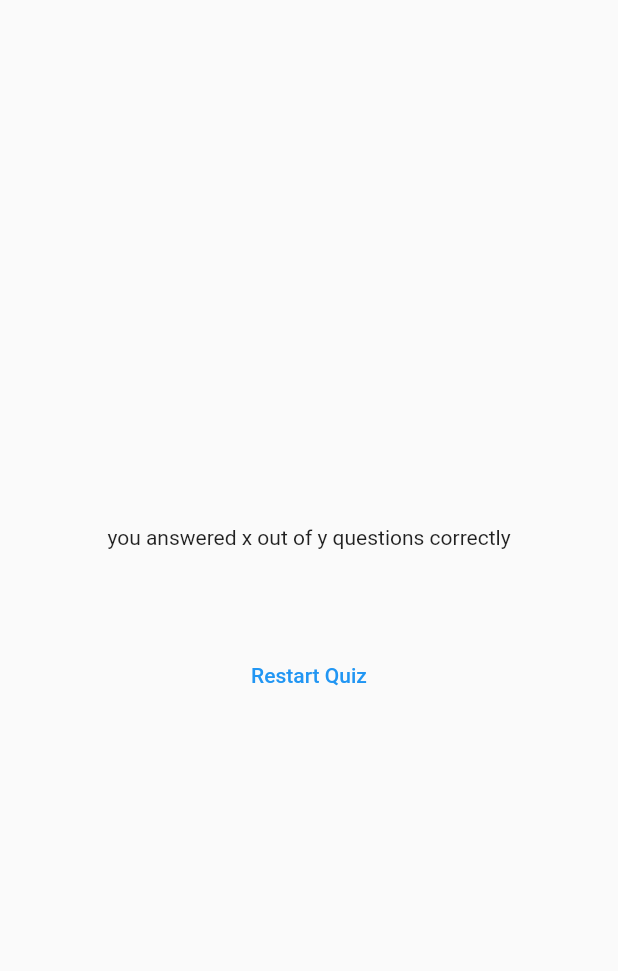
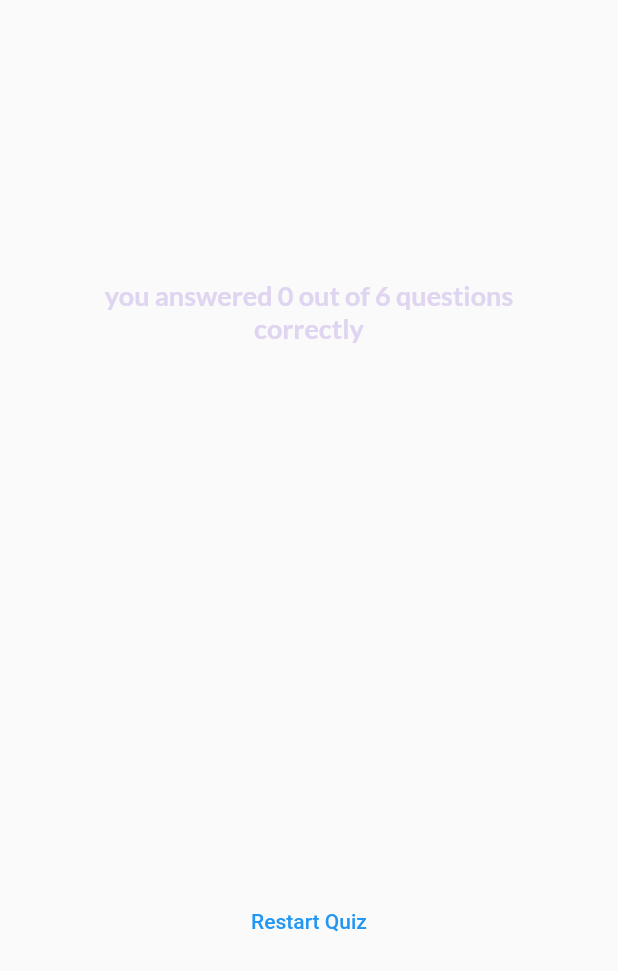
Before and after one commit to dimon-ton/flutter_udemy_section2, a Flutter app: the ResultScreen widget shown alone on an empty page, opened directly with empty values, on a phone screen of 412 x 824 dp. Shown: the top 971 px of the screen. Run offline on Flutter 3.47's test engine with Material 2 defaults, Android fonts, the phone set to English and light mode, and no system bars; our stand-ins replace google_fonts.

Commit message:
I am doing an assignment 1

```diff
--- a/lib/questions_summary.dart
+++ b/lib/questions_summary.dart
@@ -5,7 +5,10 @@ class QuestionsSummary extends StatelessWidget {
   final List<Map<String, Object>> summaryData;
   @override
   Widget build(BuildContext context) {
-    return Column(
+    return SizedBox(
+      height: 300,
+      child: SingleChildScrollView(
+        child: Column(
           children: summaryData.map((data) {
             return Row(
               children: [
@@ -25,6 +28,8 @@ class QuestionsSummary extends StatelessWidget {
               ],
             );
           }).toList(),
+        ),
+      ),
     );
   }
 }
--- a/lib/result_screen.dart
+++ b/lib/result_screen.dart
@@ -1,6 +1,7 @@
 import 'package:adv_basics/data/question.dart';
 import 'package:flutter/material.dart';
 import 'package:adv_basics/questions_summary.dart';
+import 'package:google_fonts/google_fonts.dart';
 
 class ResultScreen extends StatelessWidget {
   const ResultScreen({super.key, required this.chosenAnswers});
@@ -25,6 +26,12 @@ class ResultScreen extends StatelessWidget {
 
   @override
   Widget build(BuildContext context) {
+    final summaryData = getSummaryData();
+    final numTotalQuestions = questions.length;
+    final numCorrectQuestions = summaryData.where((data) {
+      return data['user_answer'] == data['correct_answer'];
+    }).length;
+
     return SizedBox(
       width: double.infinity,
       child: Container(
@@ -32,7 +39,15 @@ class ResultScreen extends StatelessWidget {
         child: Column(
           mainAxisAlignment: MainAxisAlignment.center,
           children: [
-            const Text('you answered x out of y questions correctly'),
+            Text(
+              'you answered $numCorrectQuestions out of $numTotalQuestions questions correctly',
+              style: GoogleFonts.lato(
+                color: const Color.fromARGB(255, 224, 213, 241),
+                fontSize: 18,
+                fontWeight: FontWeight.bold,
+              ),
+              textAlign: TextAlign.center,
+            ),
             const SizedBox(
               height: 30,
             ),
```
Lines whose indentation alone changed are shown as unchanged.
